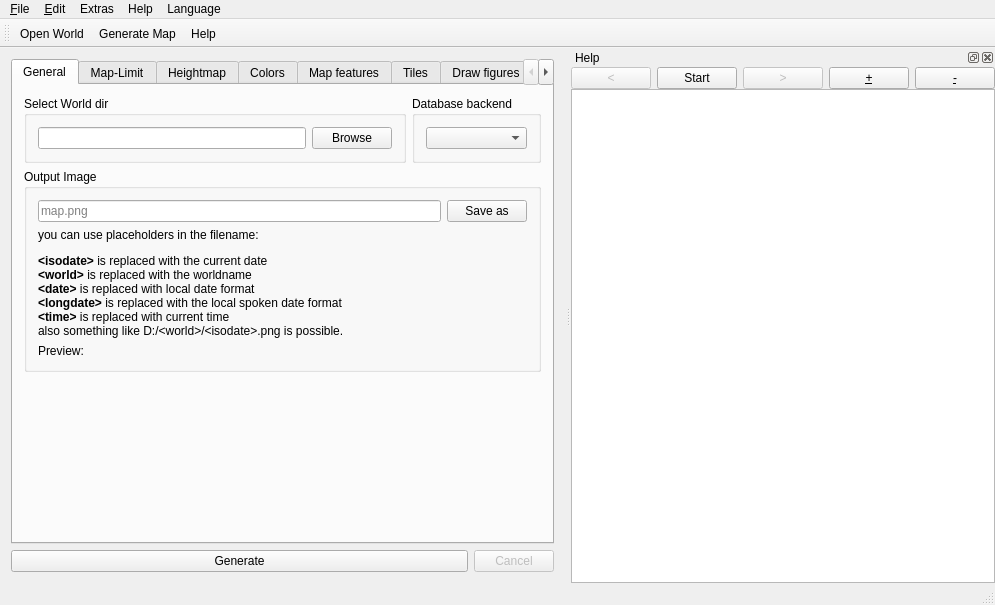
The window that mainwindow.ui (AirSThib/MinetestMapperGUI) describes before a commit, drawn with Qt 5.
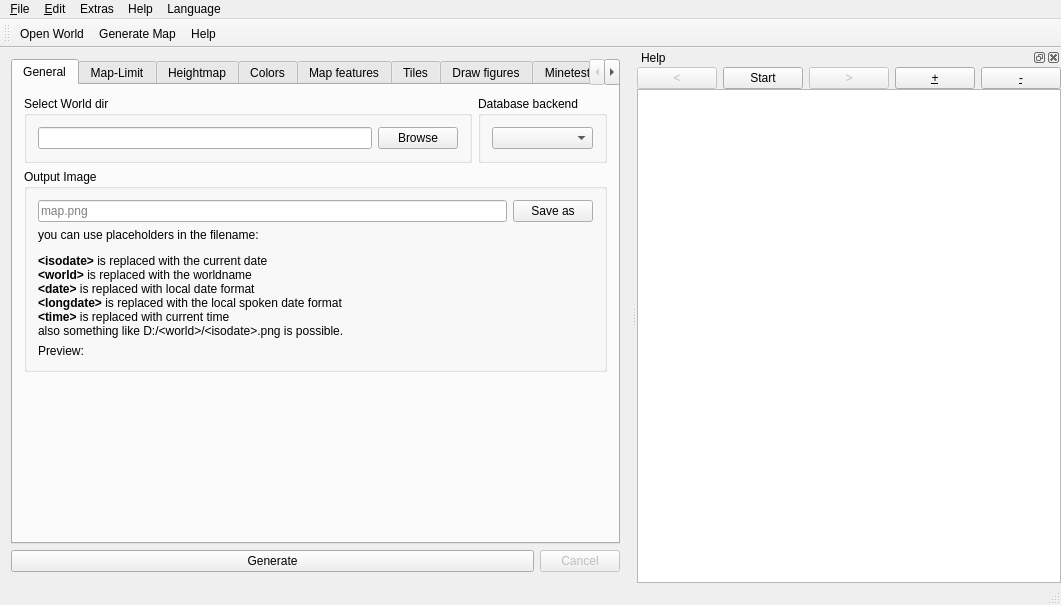
The same window after the commit. Icons and pictures are not drawn. Custom widgets are drawn as their Qt base class.

Commit message: Load and restore radiobuttons from tiles-tab

```diff
--- a/mainwindow.ui
+++ b/mainwindow.ui
@@ -6,7 +6,7 @@
    <rect>
     <x>0</x>
     <y>0</y>
-    <width>972</width>
+    <width>1061</width>
     <height>605</height>
    </rect>
   </property>
@@ -2418,7 +2418,7 @@
     <rect>
      <x>0</x>
      <y>0</y>
-     <width>972</width>
+     <width>1061</width>
      <height>26</height>
     </rect>
    </property>
```
Left out of the diff: 29 changed lines with no effect on the pictures. The commit also changes 1 other file.
